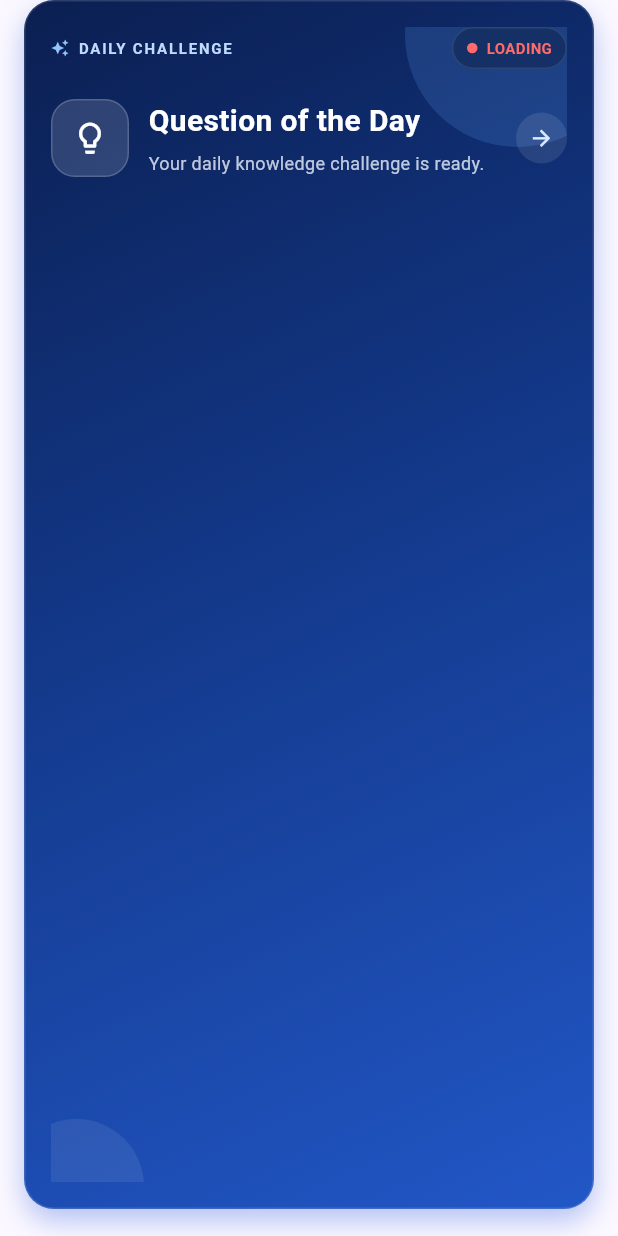
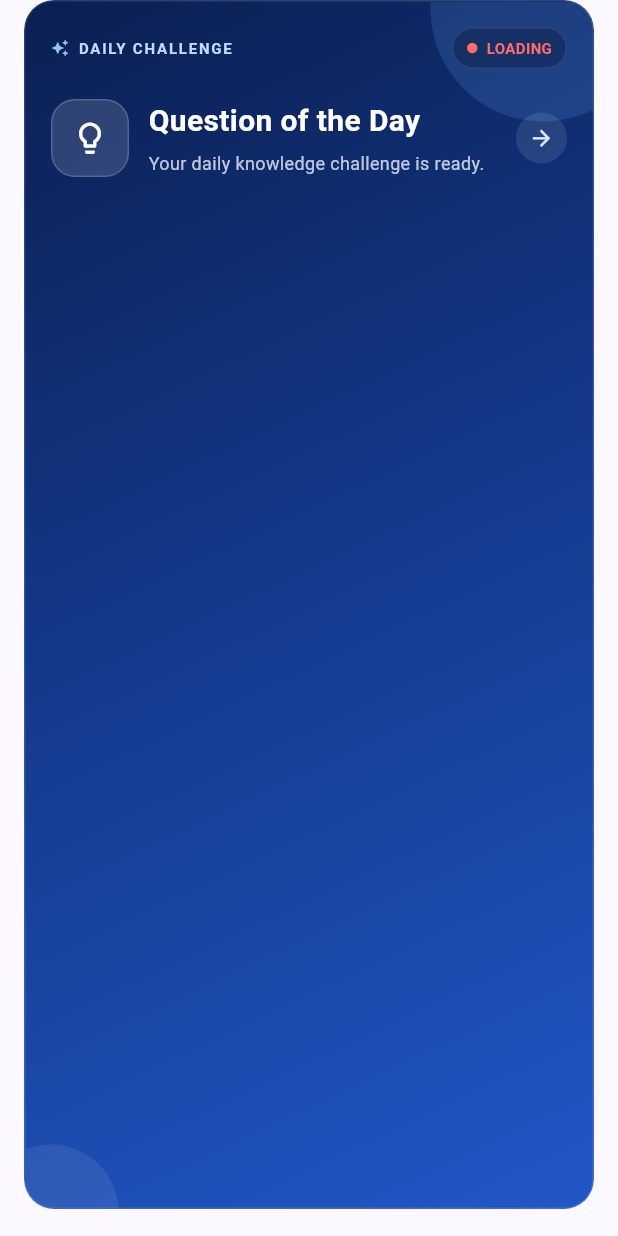
Before and after one commit to Engineeringhub04/Loksewa-Solution, a Flutter app: the QuestionOfDayCard widget shown alone on an empty page, opened directly with empty values, on a phone screen of 412 x 824 dp. Run offline on Flutter 3.47's test engine with Material 3 defaults, Android fonts, the phone set to English and light mode, and no system bars; our stand-ins replace connectivity_plus, device_info_plus, firebase_core, go_router, google_sign_in, shared_preferences and 1 more; accounts and stored records are empty; network calls fail.

Commit message:
fix: card glow bubbles tuck under card edges like React (v1.0.6)
- Root cause: the glow Stack sat INSIDE the card's padding, so
  Positioned(top:-20) was relative to the padded content box and the
  Stack's hard-edge clip cut each bubble with a straight line floating
  inside the card ("D" sticker look) instead of tucking it under the
  card's rounded border like React's overflow:hidden.
- Restructured all four home cards (enrolled-course card, QOTD card,
  SubjectCardColored, DeveloperCard): ClipRRect with the card's
  borderRadius + full-card Stack so glows are positioned relative to
  the card edges exactly like React's absolute positioning; content
  wrapped in Positioned.fill + Padding. Verified via golden renders:
  bubbles now render as soft crescents under the card corners.
- Bump to v1.0.6 (versionCode 2007).

```diff
--- a/lib/widgets/home/question_of_day_card.dart
+++ b/lib/widgets/home/question_of_day_card.dart
@@ -82,9 +82,10 @@ class _QuestionOfDayCardState extends State<QuestionOfDayCard>
         child: InkWell(
           onTap: widget.onPress,
           borderRadius: BorderRadius.circular(ExpoRadius.lg),
-          child: Container(
+          child: ClipRRect(
+            borderRadius: BorderRadius.circular(ExpoRadius.lg),
+            child: Container(
             constraints: const BoxConstraints(minHeight: 154),
-            padding: const EdgeInsets.all(17),
             decoration: BoxDecoration(
               borderRadius: BorderRadius.circular(ExpoRadius.lg),
               gradient: const LinearGradient(
@@ -129,7 +130,11 @@ class _QuestionOfDayCardState extends State<QuestionOfDayCard>
                     ),
                   ),
                 ),
-                Column(
+                // Content fills the card; React's padding applied here.
+                Positioned.fill(
+                  child: Padding(
+                    padding: const EdgeInsets.all(17),
+                    child: Column(
                   children: [
                     Row(
                       mainAxisAlignment: MainAxisAlignment.spaceBetween,
@@ -266,13 +271,16 @@ class _QuestionOfDayCardState extends State<QuestionOfDayCard>
                         ),
                       ],
                     ),
-                  ],
+                      ],
+                    ),
+                  ),
                 ),
               ],
             ),
           ),
         ),
       ),
-    );
-  }
+    ),
+  );
 }
+}
--- a/pubspec.yaml
+++ b/pubspec.yaml
@@ -1,7 +1,7 @@
 name: loksewa_solution
 description: Loksewa Solution — Flutter rewrite. Same Firebase backend as the Expo app (REST-based, no backend changes).
 publish_to: 'none'
-version: 1.0.0+1
+version: 1.0.6+7
 
 environment:
   sdk: '>=3.4.0 <4.0.0'
```
Also changed, not shown: lib/widgets/home/developer_card.dart (+21 -12 lines), lib/widgets/home/home_header.dart (+39 -20 lines), lib/widgets/home/subject_card_colored.dart (+19 -9 lines), 1 other file.
